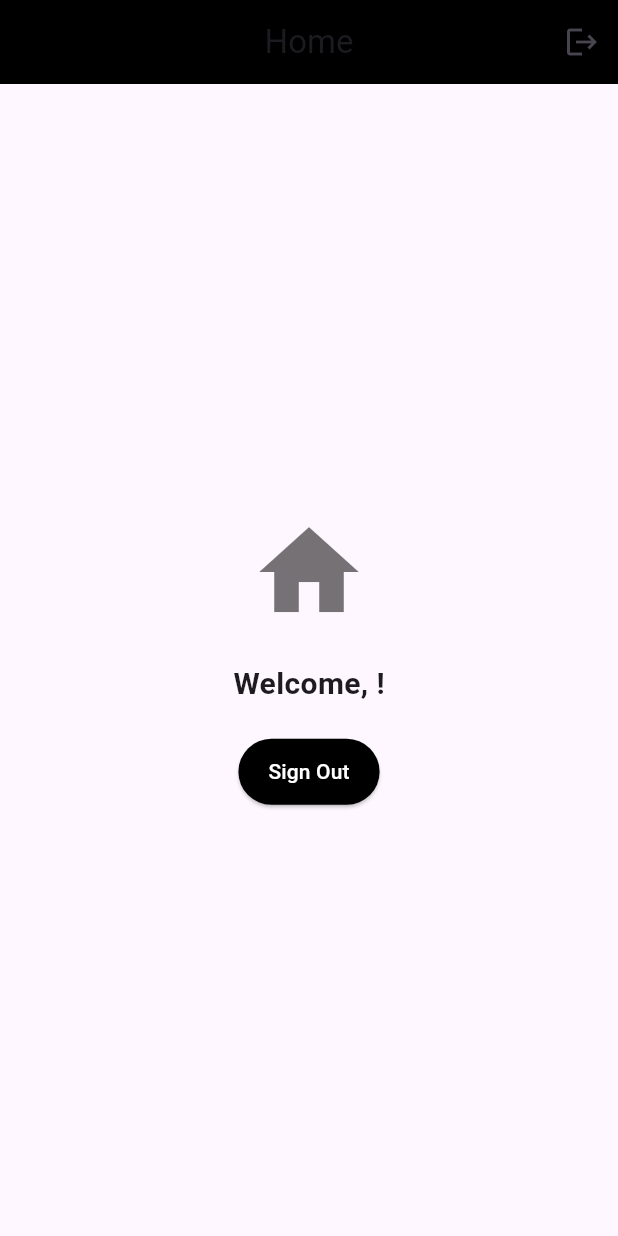
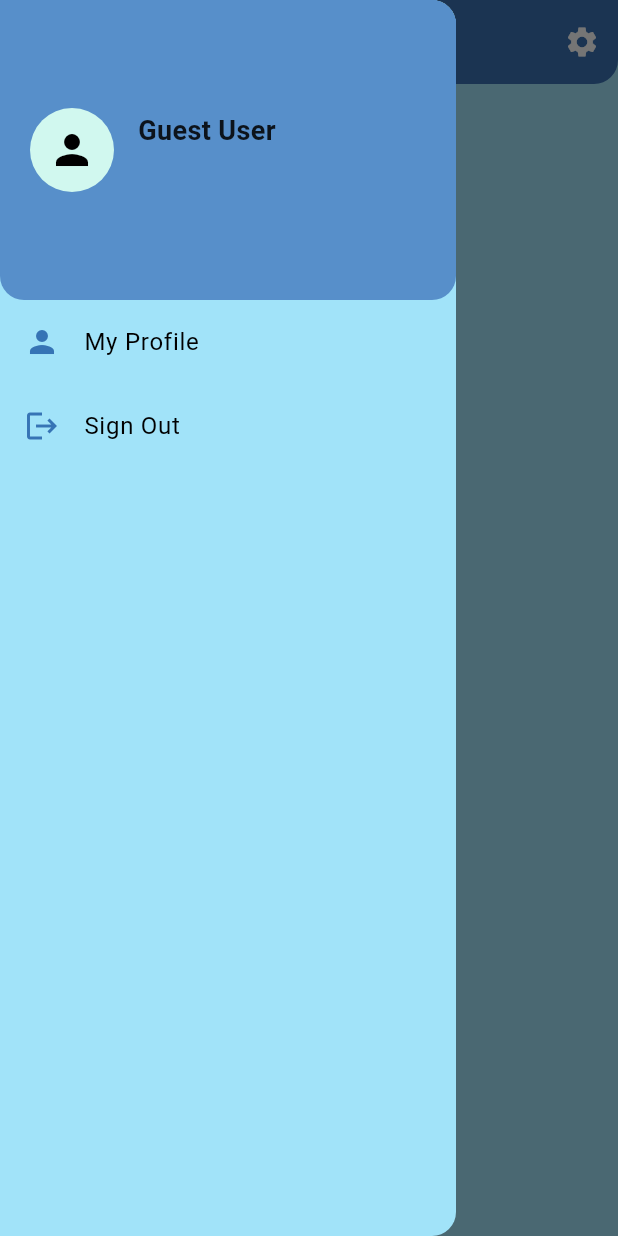
Before and after one commit to Ravikumar00721/College_Project, a Flutter app: the HomeScreen screen opened by its route, with the side drawer open (before the commit the screen has no drawer), on a phone screen of 412 x 824 dp. Run offline on Flutter 3.47's test engine with Material 3 defaults, Android fonts, the phone set to English and light mode, and no system bars; our stand-ins replace firebase_auth, firebase_core, flutter_riverpod, go_router, google_sign_in, lottie and 3 more; accounts and stored records are empty.

Commit message:
In progress

```diff
--- a/quiz_craft_ai/lib/core/themes.dart
+++ b/quiz_craft_ai/lib/core/themes.dart
@@ -0,0 +1,29 @@
+import 'package:flutter/material.dart';
+
+// Define color constants
+// class AppColors {
+//   static const Color primary = Color(0xFF73C7C7); // Cyan (Primary UI)
+//   static const Color secondary = Color(0xFFF7CFD8); // Soft Pink (Header)
+//   static const Color background = Color(0xFFF4F8D3); // Light Green (Background)
+//   static const Color accent = Color(0xFFA6F1E0); // Teal (Profile Avatar)
+//   static const Color textPrimary = Colors.black;
+//   static const Color textSecondary = Colors.black87;
+// }
+
+// class AppColors {
+//   static const Color primary = Color(0xFFFFB200); // Orange
+//   static const Color secondary = Color(0xFFEB5B00); // Deep Orange
+//   static const Color background = Color(0xFFD91656); // Reddish Pink
+//   static const Color accent = Color(0xFF640D5F); // Dark Purple
+//   static const Color textPrimary = Colors.white;
+//   static const Color textSecondary = Colors.white70;
+// }
+
+class AppColors {
+  static const Color primary = Color(0xFF3674B5); // Deep Blue
+  static const Color secondary = Color(0xFF578FCA); // Soft Blue
+  static const Color background = Color(0xFFA1E3F9); // Light Blue
+  static const Color accent = Color(0xFFD1F8EF); // Teal Green
+  static const Color textPrimary = Colors.black;
+  static const Color textSecondary = Colors.black87;
+}
--- a/quiz_craft_ai/lib/routes/routes.dart
+++ b/quiz_craft_ai/lib/routes/routes.dart
@@ -4,6 +4,7 @@
 import '../views/auth/login_screen.dart';
 import '../views/auth/signup_screen.dart';
 import '../views/home/home_screen.dart';
+import '../views/profile/profile_screen.dart';
 import '../views/splash/splash_screen.dart';
 import '../views/tutorial/tutorial_screen.dart';
 
@@ -17,5 +18,6 @@
     GoRoute(path: "/login", builder: (context, state) => LoginInPage()),
     GoRoute(path: "/signup", builder: (context, state) => SignUpPage()),
     GoRoute(path: "/home", builder: (context, state) => HomeScreen()),
+    GoRoute(path: "/myprofile", builder: (context, state) => MyProfileScreen()),
   ],
 );
--- a/quiz_craft_ai/lib/views/home/home_screen.dart
+++ b/quiz_craft_ai/lib/views/home/home_screen.dart
@@ -2,6 +2,8 @@
 import 'package:flutter/material.dart';
 import 'package:go_router/go_router.dart';
 import 'package:quiz_craft_ai/services/auth_services.dart';
+
+import '../../core/themes.dart'; // Import color theme
 
 class HomeScreen extends StatelessWidget {
   final AuthService authService = AuthService();
@@ -11,39 +13,122 @@
     User? user = FirebaseAuth.instance.currentUser; // Get logged-in user
 
     return Scaffold(
+      extendBodyBehindAppBar: true,
       appBar: AppBar(
-        title: Text("Home"),
+        title: Text("Home", style: TextStyle(fontWeight: FontWeight.bold)),
         centerTitle: true,
-        backgroundColor: Colors.black,
+        backgroundColor: AppColors.primary, // Use defined color
+        elevation: 4,
+        shape: RoundedRectangleBorder(
+          borderRadius: BorderRadius.vertical(bottom: Radius.circular(16)),
+        ),
         actions: [
           IconButton(
-            icon: Icon(Icons.logout),
-            onPressed: () async {
-              await authService.signOut();
-              context.go("/login"); // Navigate to login after sign-out
+            icon: Icon(Icons.settings, color: Colors.white),
+            onPressed: () {
+              context.go('/settings');
             },
-          )
+          ),
         ],
       ),
-      body: Center(
+      drawer: Drawer(
+        backgroundColor: AppColors.background, // Use defined color
+        child: Column(
+          children: [
+            // Custom Drawer Header
+            Container(
+              height: 200,
+              padding: EdgeInsets.all(20),
+              decoration: BoxDecoration(
+                color: AppColors.secondary, // Use soft pink header color
+                borderRadius: BorderRadius.only(
+                  bottomLeft: Radius.circular(16),
+                  bottomRight: Radius.circular(16),
+                ),
+              ),
+              child: Row(
+                children: [
+                  // Profile Icon on Left
+                  CircleAvatar(
+                    radius: 28,
+                    backgroundColor: AppColors.accent, // Teal Profile Icon
+                    child: Icon(Icons.person, color: Colors.black, size: 32),
+                  ),
+                  SizedBox(width: 16),
+                  // Name & Email aligned to left
+                  Column(
+                    crossAxisAlignment: CrossAxisAlignment.start,
+                    mainAxisAlignment: MainAxisAlignment.center,
+                    children: [
+                      Text(
+                        "Guest User", // Use default name if null
+                        style: TextStyle(
+                          color: AppColors.textSecondary,
+                          fontSize: 18,
+                          fontWeight: FontWeight.bold,
+                        ),
+                      ),
+                      SizedBox(height: 4),
+                      Text(
+                        user?.email ?? "user@example.com",
+                        style: TextStyle(
+                          color: AppColors.textSecondary,
+                          fontSize: 14,
+                        ),
+                      ),
+                    ],
+                  ),
+                ],
+              ),
+            ),
+            // Drawer Tiles
+            ListTile(
+              leading:
+                  Icon(Icons.person, color: AppColors.primary), // Cyan icon
+              title: Text("My Profile",
+                  style: TextStyle(color: AppColors.textPrimary)),
+              onTap: () {
+                context.go('/myprofile');
+              },
+            ),
+            ListTile(
+              leading:
+                  Icon(Icons.logout, color: AppColors.primary), // Cyan icon
+              title: Text("Sign Out",
+                  style: TextStyle(color: AppColors.textPrimary)),
+              onTap: () async {
+                await authService.signOut();
+                context.go("/login");
+              },
+            ),
+          ],
+        ),
+      ),
+      body: Container(
+        color: AppColors.background, // Light green background
+        child: Center(
           child: Column(
             mainAxisAlignment: MainAxisAlignment.center,
             crossAxisAlignment: CrossAxisAlignment.center,
             children: [
-            Icon(Icons.home, size: 80, color: Colors.black54),
+              Icon(Icons.home,
+                  size: 80, color: AppColors.primary), // Cyan home icon
               SizedBox(height: 20),
               Text(
                 "Welcome, ${user?.email ?? 'User'}!",
-              style: TextStyle(fontSize: 20, fontWeight: FontWeight.bold),
+                style: TextStyle(
+                    fontSize: 20,
+                    fontWeight: FontWeight.bold,
+                    color: AppColors.textPrimary),
               ),
               SizedBox(height: 20),
               ElevatedButton(
                 onPressed: () async {
                   await authService.signOut();
-                context.go("/login"); // Navigate to Login Page
+                  context.go("/login");
                 },
                 style: ElevatedButton.styleFrom(
-                backgroundColor: Colors.black,
+                  backgroundColor: AppColors.primary, // Cyan button
                   foregroundColor: Colors.white,
                   padding: EdgeInsets.symmetric(horizontal: 20, vertical: 12),
                 ),
@@ -52,6 +137,7 @@
             ],
           ),
         ),
+      ),
     );
   }
 }
--- a/quiz_craft_ai/pubspec.yaml
+++ b/quiz_craft_ai/pubspec.yaml
@@ -79,6 +79,7 @@
     - assets/image/start.png
     - assets/image/apple.png
     - assets/image/google.png
+    - assets/image/RaviKumar.jpeg
 
   # An image asset can refer to one or more resolution-specific "variants", see
   # https://flutter.dev/to/resolution-aware-images
```
Also changed, not shown: quiz_craft_ai/lib/views/profile/profile_screen.dart (+155 -0 lines), quiz_craft_ai/assets/image/RaviKumar.jpeg (added), quiz_craft_ai/lib/providers/auth_provider.dart (deleted), quiz_craft_ai/lib/providers/user_provider.dart (added). Lines whose indentation alone changed are shown as unchanged.
